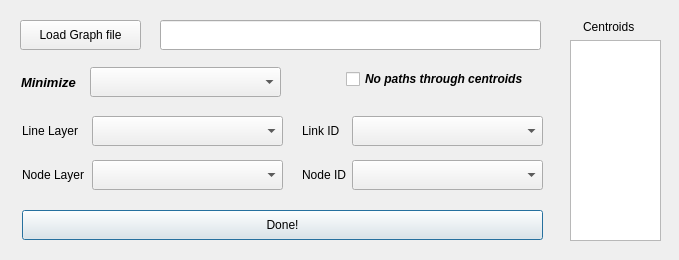
This is common_tools/forms/ui_load_network_info.ui in AequilibraE/qaequilibrae as Qt 5 draws it before an edit. The edited form follows.
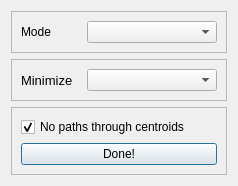
This is the edited form.

```diff
--- a/common_tools/forms/ui_load_network_info.ui
+++ b/common_tools/forms/ui_load_network_info.ui
@@ -9,8 +9,8 @@
    <rect>
     <x>0</x>
     <y>0</y>
-    <width>679</width>
-    <height>260</height>
+    <width>238</width>
+    <height>177</height>
    </rect>
   </property>
   <property name="windowTitle">
@@ -19,209 +19,79 @@
   <property name="modal">
    <bool>false</bool>
   </property>
-  <widget class="QPushButton" name="do_load_graph">
-   <property name="geometry">
-    <rect>
-     <x>22</x>
-     <y>210</y>
-     <width>521</width>
-     <height>30</height>
-    </rect>
-   </property>
-   <property name="text">
-    <string>Done!</string>
-   </property>
-  </widget>
-  <widget class="QComboBox" name="cb_data_field">
-   <property name="geometry">
-    <rect>
-     <x>352</x>
-     <y>160</y>
-     <width>191</width>
-     <height>30</height>
-    </rect>
-   </property>
-   <property name="font">
-    <font>
-     <weight>75</weight>
-     <italic>true</italic>
-     <bold>true</bold>
-    </font>
-   </property>
-  </widget>
-  <widget class="QLabel" name="progress_label_5">
-   <property name="geometry">
-    <rect>
-     <x>302</x>
-     <y>165</y>
-     <width>51</width>
-     <height>20</height>
-    </rect>
-   </property>
-   <property name="font">
-    <font>
-     <pointsize>9</pointsize>
-    </font>
-   </property>
-   <property name="text">
-    <string>Node ID</string>
-   </property>
-  </widget>
-  <widget class="QLabel" name="progress_label_4">
-   <property name="geometry">
-    <rect>
-     <x>22</x>
-     <y>165</y>
-     <width>81</width>
-     <height>20</height>
-    </rect>
-   </property>
-   <property name="font">
-    <font>
-     <pointsize>9</pointsize>
-    </font>
-   </property>
-   <property name="text">
-    <string>Node Layer</string>
-   </property>
-  </widget>
-  <widget class="QComboBox" name="cb_node_layer">
-   <property name="geometry">
-    <rect>
-     <x>92</x>
-     <y>160</y>
-     <width>191</width>
-     <height>30</height>
-    </rect>
-   </property>
-   <property name="font">
-    <font>
-     <weight>75</weight>
-     <italic>true</italic>
-     <bold>true</bold>
-    </font>
-   </property>
-  </widget>
-  <widget class="QComboBox" name="cb_link_id_field">
-   <property name="geometry">
-    <rect>
-     <x>352</x>
-     <y>116</y>
-     <width>191</width>
-     <height>30</height>
-    </rect>
-   </property>
-   <property name="font">
-    <font>
-     <weight>75</weight>
-     <italic>true</italic>
-     <bold>true</bold>
-    </font>
-   </property>
-  </widget>
-  <widget class="QComboBox" name="cb_link_layer">
-   <property name="geometry">
-    <rect>
-     <x>92</x>
-     <y>116</y>
-     <width>191</width>
-     <height>30</height>
-    </rect>
-   </property>
-   <property name="font">
-    <font>
-     <weight>75</weight>
-     <italic>true</italic>
-     <bold>true</bold>
-    </font>
-   </property>
-  </widget>
-  <widget class="QLabel" name="progress_label_6">
-   <property name="geometry">
-    <rect>
-     <x>22</x>
-     <y>121</y>
-     <width>71</width>
-     <height>20</height>
-    </rect>
-   </property>
-   <property name="font">
-    <font>
-     <pointsize>9</pointsize>
-    </font>
-   </property>
-   <property name="text">
-    <string>Line Layer</string>
-   </property>
-  </widget>
+  <layout class="QVBoxLayout" name="verticalLayout_2">
+   <item>
+    <widget class="QFrame" name="frame_2">
+     <property name="frameShape">
+      <enum>QFrame::StyledPanel</enum>
+     </property>
+     <property name="frameShadow">
+      <enum>QFrame::Raised</enum>
+     </property>
+     <layout class="QHBoxLayout" name="horizontalLayout">
+      <item>
   <widget class="QLabel" name="progress_label_7">
-   <property name="geometry">
-    <rect>
-     <x>302</x>
-     <y>121</y>
-     <width>51</width>
-     <height>20</height>
-    </rect>
-   </property>
    <property name="font">
     <font>
      <pointsize>9</pointsize>
     </font>
    </property>
    <property name="text">
-    <string>Link ID</string>
-   </property>
-  </widget>
-  <widget class="QCheckBox" name="block_paths">
-   <property name="geometry">
-    <rect>
-     <x>346</x>
-     <y>69</y>
-     <width>191</width>
-     <height>20</height>
-    </rect>
+         <string>Mode</string>
+        </property>
+       </widget>
+      </item>
+      <item>
+       <widget class="QComboBox" name="cb_modes">
+        <property name="minimumSize">
+         <size>
+          <width>130</width>
+          <height>0</height>
+         </size>
    </property>
    <property name="font">
     <font>
-     <pointsize>9</pointsize>
      <weight>75</weight>
      <italic>true</italic>
      <bold>true</bold>
     </font>
    </property>
-   <property name="text">
-    <string>No paths through centroids</string>
-   </property>
-  </widget>
+       </widget>
+      </item>
+     </layout>
+    </widget>
+   </item>
+   <item>
+    <widget class="QFrame" name="frame">
+     <property name="frameShape">
+      <enum>QFrame::StyledPanel</enum>
+     </property>
+     <property name="frameShadow">
+      <enum>QFrame::Raised</enum>
+     </property>
+     <layout class="QHBoxLayout" name="horizontalLayout_2">
+      <item>
   <widget class="QLabel" name="progress_label_2">
-   <property name="geometry">
-    <rect>
-     <x>21</x>
-     <y>72</y>
-     <width>71</width>
-     <height>20</height>
-    </rect>
-   </property>
    <property name="font">
     <font>
      <pointsize>10</pointsize>
-     <weight>75</weight>
-     <italic>true</italic>
-     <bold>true</bold>
+          <weight>50</weight>
+          <italic>false</italic>
+          <bold>false</bold>
     </font>
    </property>
    <property name="text">
     <string>Minimize</string>
    </property>
   </widget>
+      </item>
+      <item>
   <widget class="QComboBox" name="cb_minimizing">
-   <property name="geometry">
-    <rect>
-     <x>90</x>
-     <y>67</y>
-     <width>191</width>
-     <height>30</height>
-    </rect>
+        <property name="minimumSize">
+         <size>
+          <width>130</width>
+          <height>0</height>
+         </size>
    </property>
    <property name="font">
     <font>
@@ -231,64 +101,45 @@
     </font>
    </property>
   </widget>
-  <widget class="QPushButton" name="load_graph_from_file">
-   <property name="geometry">
-    <rect>
-     <x>20</x>
-     <y>20</y>
-     <width>121</width>
-     <height>30</height>
-    </rect>
-   </property>
-   <property name="text">
-    <string>Load Graph file</string>
-   </property>
-  </widget>
-  <widget class="QLineEdit" name="graph_file_name">
-   <property name="geometry">
-    <rect>
-     <x>160</x>
-     <y>20</y>
-     <width>381</width>
-     <height>30</height>
-    </rect>
-   </property>
-   <property name="font">
-    <font>
-     <weight>75</weight>
-     <italic>true</italic>
-     <bold>true</bold>
-    </font>
-   </property>
-  </widget>
-  <widget class="QLabel" name="progress_label_3">
-   <property name="geometry">
-    <rect>
-     <x>583</x>
-     <y>17</y>
-     <width>61</width>
-     <height>20</height>
-    </rect>
-   </property>
+      </item>
+     </layout>
+    </widget>
+   </item>
+   <item>
+    <widget class="QFrame" name="frame_3">
+     <property name="frameShape">
+      <enum>QFrame::StyledPanel</enum>
+     </property>
+     <property name="frameShadow">
+      <enum>QFrame::Raised</enum>
+     </property>
+     <layout class="QVBoxLayout" name="verticalLayout">
+      <item>
+       <widget class="QCheckBox" name="block_paths">
    <property name="font">
     <font>
      <pointsize>9</pointsize>
     </font>
    </property>
    <property name="text">
-    <string>Centroids</string>
-   </property>
-  </widget>
-  <widget class="QListView" name="centroid_list_view">
-   <property name="geometry">
-    <rect>
-     <x>570</x>
-     <y>40</y>
-     <width>91</width>
-     <height>201</height>
-    </rect>
-   </property>
-  </widget>
+         <string>No paths through centroids</string>
+        </property>
+        <property name="checked">
+         <bool>true</bool>
+        </property>
+       </widget>
+      </item>
+      <item>
+       <widget class="QPushButton" name="do_load_graph">
+        <property name="text">
+         <string>Done!</string>
+        </property>
+       </widget>
+      </item>
+     </layout>
+    </widget>
+   </item>
+  </layout>
  </widget>
  <resources/>
  <connections/>
```
Lines whose indentation alone changed are shown as unchanged.
